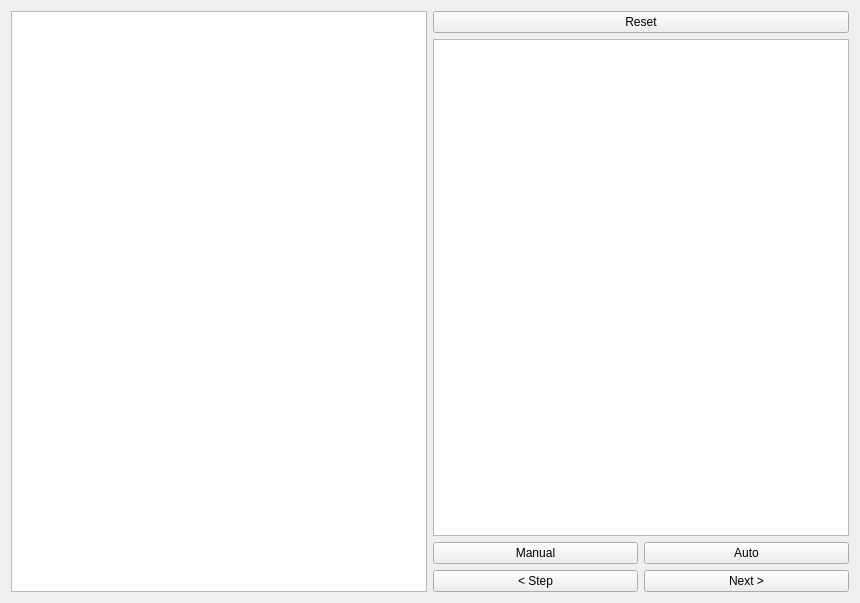
Above: chesswindow.ui from Rattlesnek/ICP before the change. Below: the same form after it.
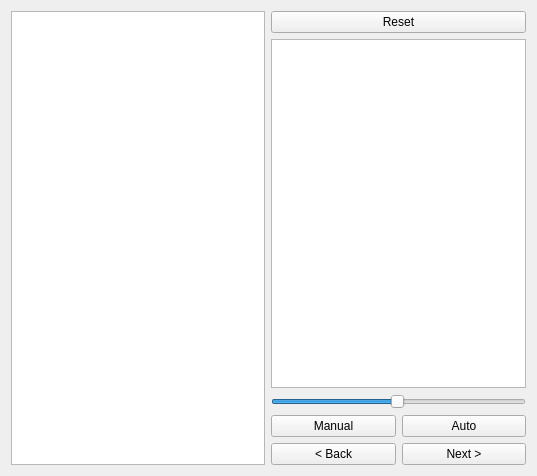
That is the form after the change.

The edit to the form file:
```diff
--- a/chesswindow.ui
+++ b/chesswindow.ui
@@ -6,8 +6,8 @@
    <rect>
     <x>0</x>
     <y>0</y>
-    <width>860</width>
-    <height>603</height>
+    <width>537</width>
+    <height>476</height>
    </rect>
   </property>
   <property name="sizePolicy">
@@ -38,12 +38,31 @@
      <item>
       <widget class="QTextEdit" name="log"/>
      </item>
+     <item>
+      <widget class="QSlider" name="horizontalSlider">
+       <property name="minimum">
+        <number>1</number>
+       </property>
+       <property name="maximum">
+        <number>100</number>
+       </property>
+       <property name="singleStep">
+        <number>10</number>
+       </property>
+       <property name="sliderPosition">
+        <number>50</number>
+       </property>
+       <property name="orientation">
+        <enum>Qt::Horizontal</enum>
+       </property>
+      </widget>
+     </item>
      <item>
       <layout class="QGridLayout" name="optionGridLayout">
        <item row="1" column="0">
         <widget class="QPushButton" name="automatic">
          <property name="text">
-          <string>&lt; Step</string>
+          <string>&lt; Back</string>
          </property>
         </widget>
        </item>
```
